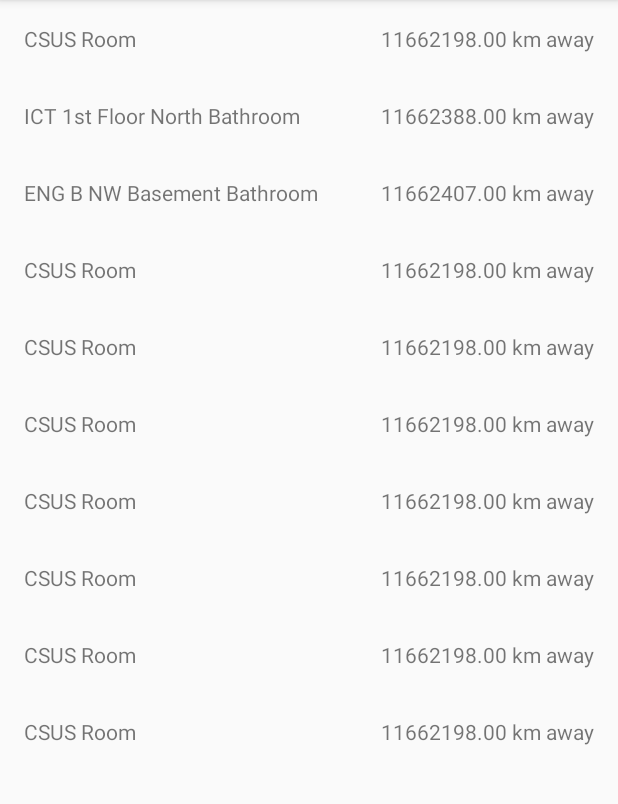
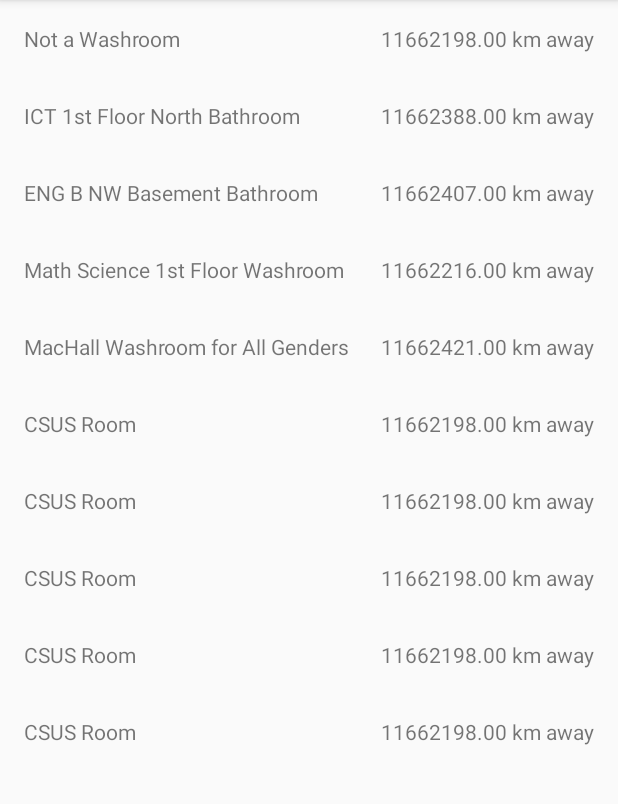
Before and after one commit to Dylan-Wheeler/Hackathon2020, an Android app: the screen it shows after launch (MainActivity), on a phone screen of 412 x 824 dp, the part 84-888 px from its top. Run offline under Robolectric (Android 15) with nearby library versions, the phone set to English and light mode, and no system bars; 1 statement that could not run was skipped.

Commit message:
Add more bathrooms

```diff
--- a/app/src/main/java/com/example/hackathon2020/MainActivity.java
+++ b/app/src/main/java/com/example/hackathon2020/MainActivity.java
@@ -74,12 +74,13 @@ public class MainActivity extends AppCompatActivity implements BathroomsAdapter.
 
     private List<Bathroom> loadTestBathrooms(){
         List<Bathroom> accumulate = new ArrayList<Bathroom>();
-
-        accumulate.add(new Bathroom("CSUS Room", "pic_ms130.jpg","map_ms130.jpg", "MS130", new float[]{51.07996f,-114.12789f}, 1, 1, 1, false, false, true, true, false));
+        Bathroom CSUS = new Bathroom("Not a Washroom", "pic_ms130.jpg","map_ms130.jpg", "MS130", new float[]{51.07996f,-114.12789f}, 1, 1, 1, false, false, true, true, false);
+        CSUS.addRating(5.0f);
+        accumulate.add(CSUS);
         accumulate.add(new Bathroom("ICT 1st Floor North Bathroom", "pic_ict121w.jpg","map_ict121w.jpg", "ICT121W", new float[]{51.08039f,-114.13101f}, 2, 2, 2, true, false, false, true, false));
         accumulate.add(new Bathroom("ENG B NW Basement Bathroom", "pic_enb09w.jpg","map_enb09w.jpg", "ENB09W", new float[]{51.08069f,-114.13146f}, 1, 1, 1, true, false, false, true, false));
-        accumulate.add(new Bathroom("CSUS Room", "pic_ms130.jpg","map_ms130.jpg", "MS130", new float[]{51.07996f,-114.12789f}, 1, 1, 1, false, false, true, true, false));
-        accumulate.add(new Bathroom("CSUS Room", "pic_ms130.jpg","map_ms130.jpg", "MS130", new float[]{51.07996f,-114.12789f}, 1, 1, 1, false, false, true, true, false));
+        accumulate.add(new Bathroom("Math Science 1st Floor Washroom", "pic_ms126w.jpg","map_ms126w.jpg", "MS126W", new float[]{51.080046f,-114.12821f}, 1, 3, 2, true, false, false, true, false));
+        accumulate.add(new Bathroom("MacHall Washroom for All Genders", "pic_mh206w.jpg","map_mh206w.jpg", "MH206W", new float[]{51.07863f,-114.130535f}, 3, 3, 1, false, false, true, false, false));
         accumulate.add(new Bathroom("CSUS Room", "pic_ms130.jpg","map_ms130.jpg", "MS130", new float[]{51.07996f,-114.12789f}, 1, 1, 1, false, false, true, true, false));
         accumulate.add(new Bathroom("CSUS Room", "pic_ms130.jpg","map_ms130.jpg", "MS130", new float[]{51.07996f,-114.12789f}, 1, 1, 1, false, false, true, true, false));
         accumulate.add(new Bathroom("CSUS Room", "pic_ms130.jpg","map_ms130.jpg", "MS130", new float[]{51.07996f,-114.12789f}, 1, 1, 1, false, false, true, true, false));
```
